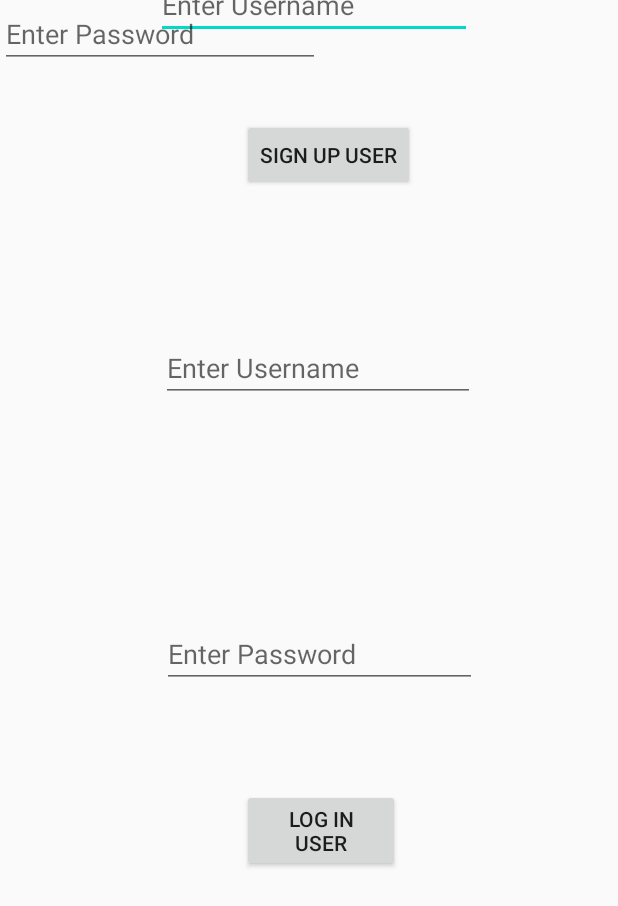
After one commit to AndrejDojchinovski/InstagramClone, an Android app: the layout signup_login_activity.xml on its own in the app's theme, with its tools: preview values and no code run, on a phone screen of 412 x 824 dp. The commit adds this screen. Shown: the top 906 px of the screen. Run offline under Robolectric (Android 15) with nearby library versions, the phone set to English and light mode, and no system bars.

Commit message:
SignUp and Login Parse

```diff
--- a/app/src/main/AndroidManifest.xml
+++ b/app/src/main/AndroidManifest.xml
@@ -3,13 +3,14 @@
     package="com.example.instagramclone">
 
     <application
+        android:name=".App"
         android:allowBackup="true"
         android:icon="@mipmap/ic_launcher"
         android:label="@string/app_name"
         android:roundIcon="@mipmap/ic_launcher_round"
         android:supportsRtl="true"
-        android:theme="@style/AppTheme"
-        android:name=".App">
+        android:theme="@style/AppTheme">
+        <activity android:name=".WelcomeActivity"></activity>
         <activity android:name=".MainActivity">
             <intent-filter>
                 <action android:name="android.intent.action.MAIN" />
@@ -17,6 +18,7 @@
                 <category android:name="android.intent.category.LAUNCHER" />
             </intent-filter>
         </activity>
+        <activity android:name=".SignUpLoginActivity"></activity>
     </application>
 
 </manifest>
--- /dev/null
+++ b/app/src/main/res/layout/signup_login_activity.xml
@@ -0,0 +1,98 @@
+<?xml version="1.0" encoding="utf-8"?>
+<androidx.constraintlayout.widget.ConstraintLayout
+    xmlns:android="http://schemas.android.com/apk/res/android"
+    xmlns:app="http://schemas.android.com/apk/res-auto"
+    xmlns:tools="http://schemas.android.com/tools"
+    android:layout_width="match_parent"
+    android:layout_height="match_parent">
+
+    <EditText
+        android:id="@+id/edtUserNameSignUp"
+        android:layout_width="0dp"
+        android:layout_height="wrap_content"
+        android:layout_marginStart="104dp"
+        android:layout_marginTop="42dp"
+        android:layout_marginEnd="97dp"
+        android:layout_marginBottom="36dp"
+        android:ems="10"
+        android:hint="Enter Username"
+        android:inputType="textPersonName"
+        app:layout_constraintBottom_toTopOf="@+id/edtPasswordSignUp"
+        app:layout_constraintEnd_toEndOf="parent"
+        app:layout_constraintStart_toStartOf="parent"
+        app:layout_constraintTop_toTopOf="parent" />
+
+    <EditText
+        android:id="@+id/edtPasswordSignUp"
+        android:layout_width="0dp"
+        android:layout_height="wrap_content"
+        android:ems="10"
+        android:hint="Enter Password"
+        android:inputType="textPassword"
+        tools:layout_editor_absoluteX="106dp"
+        tools:layout_editor_absoluteY="123dp" />
+
+    <Button
+        android:id="@+id/btnSignUp"
+        android:layout_width="0dp"
+        android:layout_height="wrap_content"
+        android:layout_marginStart="161dp"
+        android:layout_marginTop="34dp"
+        android:layout_marginEnd="135dp"
+        android:layout_marginBottom="481dp"
+        android:text="SIGN UP USER"
+        app:layout_constraintBottom_toBottomOf="parent"
+        app:layout_constraintEnd_toEndOf="parent"
+        app:layout_constraintHorizontal_bias="0.0"
+        app:layout_constraintStart_toStartOf="parent"
+        app:layout_constraintTop_toBottomOf="@+id/edtPasswordSignUp"
+        app:layout_constraintVertical_bias="0.0" />
+
+    <EditText
+        android:id="@+id/edtUserNameLogin"
+        android:layout_width="0dp"
+        android:layout_height="wrap_content"
+        android:layout_marginStart="107dp"
+        android:layout_marginTop="29dp"
+        android:layout_marginEnd="95dp"
+        android:layout_marginBottom="40dp"
+        android:ems="10"
+        android:hint="Enter Username"
+        android:inputType="textPersonName"
+        app:layout_constraintBottom_toTopOf="@+id/edtPasswordLogin"
+        app:layout_constraintEnd_toEndOf="parent"
+        app:layout_constraintHorizontal_bias="0.0"
+        app:layout_constraintStart_toStartOf="parent"
+        app:layout_constraintTop_toBottomOf="@+id/btnSignUp"
+        app:layout_constraintVertical_bias="1.0" />
+
+    <EditText
+        android:id="@+id/edtPasswordLogin"
+        android:layout_width="0dp"
+        android:layout_height="wrap_content"
+        android:layout_marginStart="108dp"
+        android:layout_marginTop="40dp"
+        android:layout_marginEnd="94dp"
+        android:layout_marginBottom="299dp"
+        android:ems="10"
+        android:hint="Enter Password"
+        android:inputType="textPassword"
+        app:layout_constraintBottom_toBottomOf="parent"
+        app:layout_constraintEnd_toEndOf="parent"
+        app:layout_constraintStart_toStartOf="parent"
+        app:layout_constraintTop_toBottomOf="@+id/edtUserNameLogin" />
+
+    <Button
+        android:id="@+id/btnLogin"
+        android:layout_width="0dp"
+        android:layout_height="wrap_content"
+        android:layout_marginStart="161dp"
+        android:layout_marginTop="38dp"
+        android:layout_marginEnd="145dp"
+        android:layout_marginBottom="213dp"
+        android:text="LOG IN USER"
+        app:layout_constraintBottom_toBottomOf="parent"
+        app:layout_constraintEnd_toEndOf="parent"
+        app:layout_constraintStart_toStartOf="parent"
+        app:layout_constraintTop_toBottomOf="@+id/edtPasswordLogin" />
+</androidx.constraintlayout.widget.ConstraintLayout>
```
Also changed, not shown: app/src/main/java/com/example/instagramclone/MainActivity.java (+21 -2 lines), app/src/main/java/com/example/instagramclone/SignUpLoginActivity.java (+73 -1 lines), app/src/main/res/layout/activity_main.xml (+14 -0 lines), app/src/main/res/layout/activity_welcome.xml (added, +9 -0 lines).
